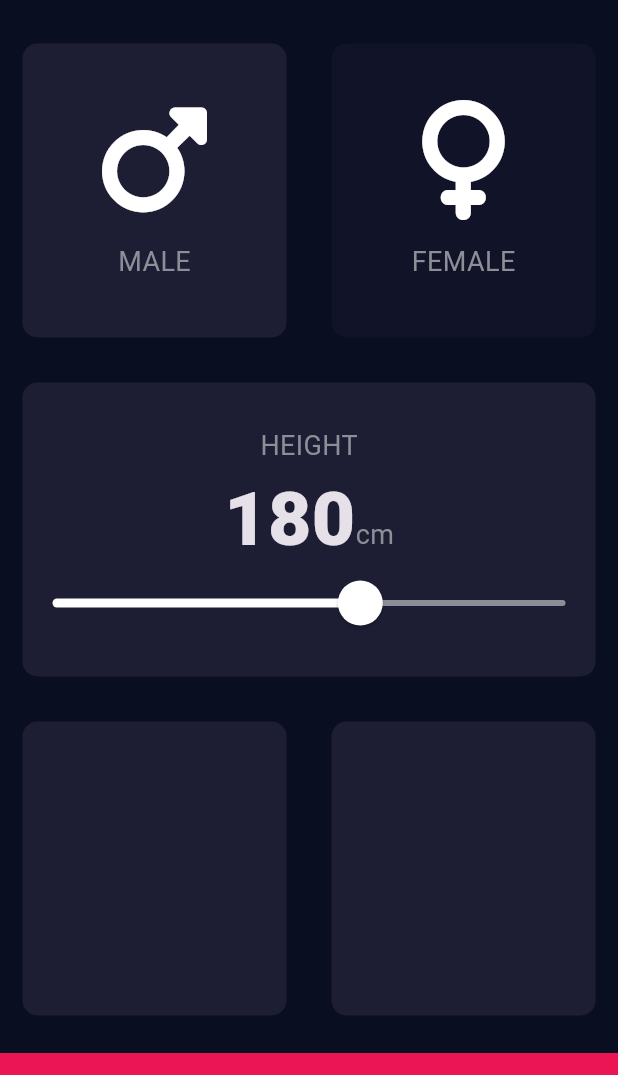
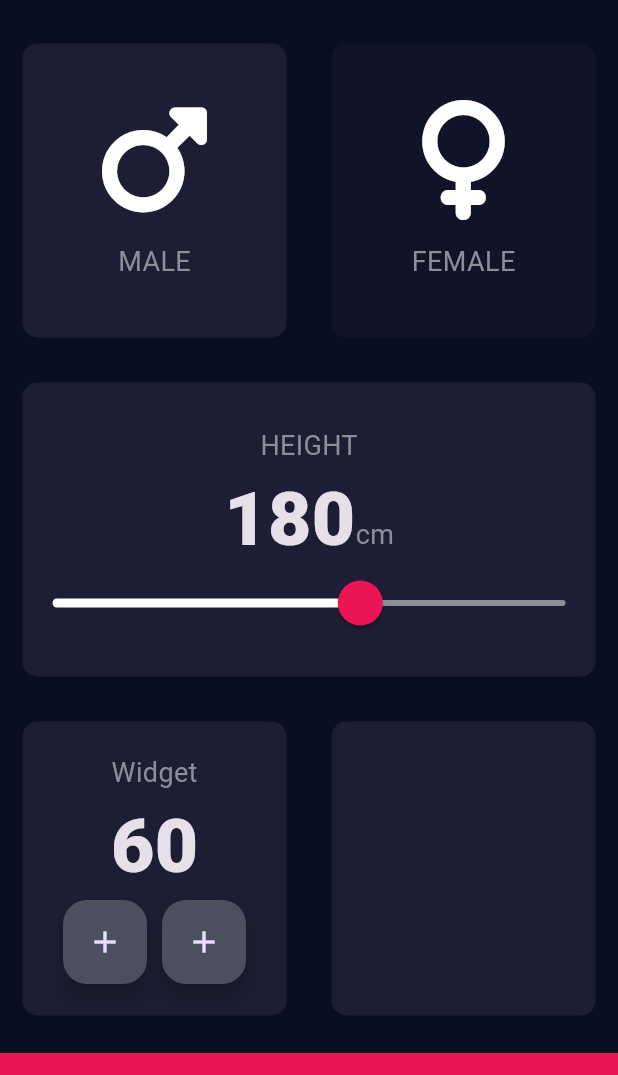
Before and after one commit to Shadislam1/bmi_calculator, a Flutter app: the screen it shows after launch, on a phone screen of 412 x 824 dp, the part 63-1138 px from its top. Run offline on Flutter 3.47's test engine with Material 3 defaults, Android fonts, the phone set to English and light mode, and no system bars; our stand-ins replace font_awesome_flutter.

Commit message:
text widget ,icon row added

```diff
--- a/lib/input_page.dart
+++ b/lib/input_page.dart
@@ -27,6 +27,7 @@ class _InputPageState extends State<InputPage> {
 late Gender selectedGender;
 
 int height =180;
+int weight = 60;
 
   @override
   void initState() {
@@ -136,9 +137,9 @@ int height =180;
                       ),
                       child: Slider(
                         value:height.toDouble(),
-                        min: 120,
-                        max: 220,
-                        activeColor: Colors.white,
+                        min: 120.0,
+                        max: 220.0,
+                        inactiveColor: Color(0xFF8D8E98),
                         onChanged: (double newValue) {
                           setState(() {
                              height = newValue.round();
@@ -160,7 +161,43 @@ int height =180;
                 child: ReusableCard(
                    onPress: (){},
                   colour:  kActiveCardColour,
-                  cardChild: Column(),
+                  cardChild: Column(
+                    mainAxisAlignment: MainAxisAlignment.center,
+                    children: <Widget>[
+                      Text(
+                        'Widget',
+                        style: kLabelTextStyle,
+                        ),
+                        Text(
+                        weight.toString(),
+                        style: kNumberTextStyle,
+                        ),
+
+                      Row(
+                        mainAxisAlignment: MainAxisAlignment.center,
+                        children: [
+                          FloatingActionButton(
+                            backgroundColor: Color(0xFF4C4F5E),
+
+                            child: Icon(Icons.add),
+                            onPressed: () {
+
+                            },
+                          ),
+                          SizedBox(width: 10,),
+
+                           FloatingActionButton(
+                            backgroundColor: Color(0xFF4C4F5E),
+
+                            child: Icon(Icons.add),
+                            onPressed: () {
+
+                            },
+                          ),
+                        ],
+                      )
+                    ],
+                  ),
                   ),
                    ),
 
```
